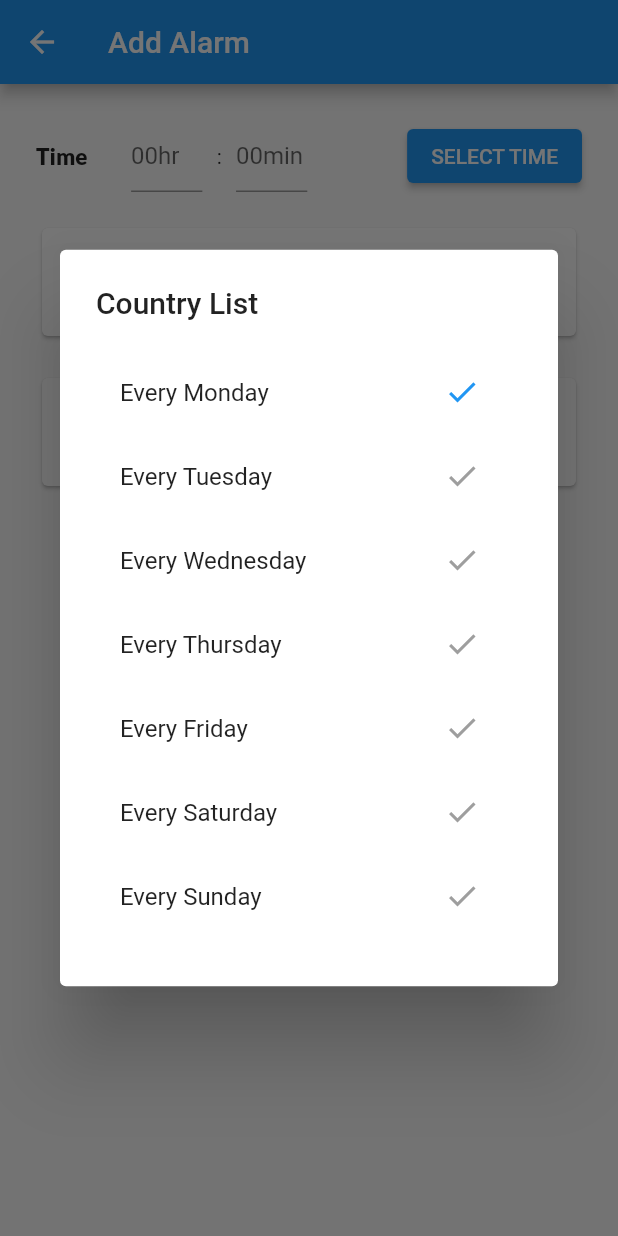
After one commit to TharinduBalasooriya/FutterClockApp, a Flutter app: the AddAlarmform screen opened by its route, after a tap on the "arrow forward ios" icon, on a phone screen of 412 x 824 dp. The commit adds this screen. Run offline on Flutter 3.47's test engine with Material 2 defaults, Android fonts, the light colour scheme and no system bars; our stand-ins replace device_preview, google_fonts; network calls fail.

Commit message:
Add alarm

```diff
--- a/lib/model/alarm_model.dart
+++ b/lib/model/alarm_model.dart
@@ -15,9 +15,10 @@ class Alarm {
   final int minute;
   final String ampm;
   final dynamic days;
+  final String sound;
 
 
-  const Alarm({required this.id, required this. hour, required this.minute, required this.ampm,required this.days});
+  const Alarm({required this.id, required this. hour, required this.minute, required this.ampm,required this.days, required this.sound});
 
   factory Alarm.fromJSON(Map<String, dynamic> data) {
     return Alarm(
@@ -26,6 +27,7 @@ class Alarm {
       minute: data['minute'],
       ampm: data['ampm'],
       days: data['days'],
+      sound: data['sound'],
     );
   }
 }
--- /dev/null
+++ b/lib/pages/alarm_form.dart
@@ -0,0 +1,349 @@
+import 'package:clock_app/model/alarm_model.dart';
+import 'package:flutter/material.dart';
+import 'package:google_fonts/google_fonts.dart';
+
+import '../services/alarm_service.dart';
+
+class AddAlarmform extends StatefulWidget {
+  static const String routeName = '/addAlarm';
+  final AlarmService _alarmService;
+  const AddAlarmform({Key? key})
+      : _alarmService = const AlarmService(),
+        super(key: key);
+
+  @override
+  State<AddAlarmform> createState() => _AddAlarmformState();
+}
+
+class _AddAlarmformState extends State<AddAlarmform> {
+  final GlobalKey<FormState> _formKey = GlobalKey<FormState>();
+  late AlarmService _alarmService;
+  @override
+  void initState() {
+    super.initState();
+    _alarmService = widget._alarmService;
+  }
+
+  final TimeOfDay _time = const TimeOfDay(hour: 7, minute: 15);
+  final hourController = TextEditingController();
+  final minController = TextEditingController();
+
+  List<bool> isSelected = [true, false];
+  int _hr = 00;
+  int _min = 00;
+  String _ampm = 'AM';
+  Map<String, bool> days = {
+    'Monday': true,
+    'Tuesday': false,
+    'Wednesday': false,
+    'Thursday': false,
+    'Friday': false,
+    'Saturday': false,
+    'Sunday': false,
+  };
+
+  Map<String, bool> rigingTones = {
+    'RingingTone1': true,
+    'RinginTone2': false,
+  };
+
+  Future<void> _showTimePicker() async {
+    final TimeOfDay? result =
+        await showTimePicker(context: context, initialTime: TimeOfDay.now());
+    if (result != null) {
+      _ampm = result.hour < 12 ? 'AM' : 'PM';
+      hourController.value = TextEditingValue(
+        text: result.hour.toString(),
+        selection: TextSelection.fromPosition(
+          TextPosition(offset: result.hour.toString().length),
+        ),
+      );
+
+      minController.value = TextEditingValue(
+        text: result.minute.toString(),
+        selection: TextSelection.fromPosition(
+          TextPosition(offset: result.minute.toString().length),
+        ),
+      );
+    }
+  }
+
+  Widget _buildTimeField() {
+    return Row(
+      mainAxisAlignment: MainAxisAlignment.spaceBetween,
+      children: [
+        Flexible(
+          child: Text(
+            "Time",
+            style: GoogleFonts.lato(
+              fontSize: 15,
+              fontWeight: FontWeight.w800,
+            ),
+          ),
+        ),
+        const SizedBox(
+          width: 10,
+        ),
+        Flexible(
+          child: TextFormField(
+            controller: hourController,
+            validator: (text) {
+              return null;
+            },
+            maxLength: 2,
+            decoration:
+                const InputDecoration(counterText: "", hintText: "00hr"),
+            onSaved: (value) {
+              _hr = int.parse(value!);
+            },
+          ),
+        ),
+        const Flexible(
+          child: Text(":"),
+        ),
+        Flexible(
+          child: TextFormField(
+            controller: minController,
+            validator: (text) {
+              return null;
+            },
+            onSaved: (value) {
+              _min = int.parse(value!);
+            },
+            maxLength: 2,
+            decoration:
+                const InputDecoration(counterText: "", hintText: "00min"),
+          ),
+        ),
+        Expanded(child: Container()),
+        ElevatedButton(
+          onPressed: _showTimePicker,
+          child: const Text('SELECT TIME'),
+        ),
+      ],
+    );
+  }
+
+  Widget _buildRepeatPicker() {
+    return Card(
+      child: ListTile(
+        title: const Text("Repeat Days"),
+        subtitle: Text(
+          "Select days to repeat alarm",
+          style: GoogleFonts.lato(
+            fontSize: 15,
+            fontWeight: FontWeight.w800,
+          ),
+        ),
+        trailing: IconButton(
+            onPressed: () async {
+              await _showDaysDialog();
+            },
+            icon: const Icon(Icons.arrow_forward_ios)),
+      ),
+    );
+  }
+
+  Widget _buildSoundPicker() {
+    return Card(
+      child: ListTile(
+        title: const Text("Select sound"),
+        subtitle: const Text("Sound"),
+        trailing: IconButton(
+            onPressed: () async {
+              await _showToneDialog();
+            },
+            icon: const Icon(Icons.arrow_forward_ios)),
+      ),
+    );
+  }
+
+  Future<void> _showDaysDialog() async {
+    Map<String, bool> dialogDays = days;
+    await showDialog(
+        context: context,
+        builder: (BuildContext context) {
+          return AlertDialog(
+            title: const Text('Country List'),
+            content: StatefulBuilder(
+              builder: (context, setState) {
+                return SizedBox(
+                  height: 400.0, // Change as per your requirement
+                  width: 400.0, // Change as per your requirement
+                  child: ListView.builder(
+                    shrinkWrap: true,
+                    itemCount: days.length,
+                    itemBuilder: (BuildContext context, int index) {
+                      return ListTile(
+                        title: Text("Every " + dialogDays.keys.toList()[index]),
+                        trailing: IconButton(
+                          icon: Icon(Icons.check,
+                              color:
+                                  dialogDays[dialogDays.keys.elementAt(index)]!
+                                      ? Colors.blue
+                                      : Colors.grey),
+                          onPressed: () {
+                            setState(() {
+                              (dialogDays.keys.toList()[index]);
+                              var val =
+                                  dialogDays[dialogDays.keys.elementAt(index)];
+                              dialogDays[dialogDays.keys.elementAt(index)] =
+                                  !val!;
+                            });
+                          },
+                        ),
+                      );
+                    },
+                  ),
+                );
+              },
+            ),
+            //content: setupAlertDialoadContainer(),
+          );
+        });
+  }
+
+  Future<void> _showToneDialog() async {
+    //Map<String, bool> dialogTone = days;
+    await showDialog(
+        context: context,
+        builder: (BuildContext context) {
+          return AlertDialog(
+            title: const Text('Country List'),
+            content: StatefulBuilder(
+              builder: (context, setState) {
+                return SizedBox(
+                  height: 400.0, // Change as per your requirement
+                  width: 400.0, // Change as per your requirement
+                  child: ListView.builder(
+                    shrinkWrap: true,
+                    itemCount: rigingTones.length,
+                    itemBuilder: (BuildContext context, int index) {
+                      return ListTile(
+                        title:
+                            Text("Every " + rigingTones.keys.toList()[index]),
+                        trailing: IconButton(
+                          icon: Icon(Icons.check,
+                              color: rigingTones[
+                                      rigingTones.keys.elementAt(index)]!
+                                  ? Colors.blue
+                                  : Colors.grey),
+                          onPressed: () {
+                            setState(() {
+                              rigingTones.updateAll((key, value) => false);
+                              rigingTones[rigingTones.keys.elementAt(index)] =
+                                  true;
+                            });
+                          },
+                        ),
+                      );
+                    },
+                  ),
+                );
+              },
+            ),
+            //content: setupAlertDialoadContainer(),
+          );
+        });
+  }
+
+  @override
+  Widget build(BuildContext context) {
+    return Scaffold(
+      appBar: AppBar(
+        title: const Text("Add Alarm"),
+        actions: [
+          TextButton(
+              onPressed: () async {
+                _formKey.currentState?.save();
+
+                List<String> selectedDays = [];
+                days.forEach((key, value) {
+                  if (value) {
+                    selectedDays.add(key);
+                  }
+                });
+
+                String selectedTone = "";
+                rigingTones.forEach((key, value) {
+                  if (value) {
+                    selectedTone = key;
+                  }
+                });
+
+                Alarm alarm = Alarm(
+                    id: "",
+                    hour: _hr,
+                    minute: _min,
+                    ampm: _ampm,
+                    days: selectedDays,
+                    sound: selectedTone);
+
+                print(alarm.days);
+                Alarm createdAlarm = await _alarmService.createAlarm(alarm);
+                if (createdAlarm != null) {
+                  ScaffoldMessenger.of(context).showSnackBar(
+                    const SnackBar(
+                      content: Text('Alarm created successfully'),
+                    ),
+                  );
+                  Navigator.pop(context);
+                } else {
+                  ScaffoldMessenger.of(context).showSnackBar(
+                    const SnackBar(
+                      content: Text('Error creating alarm'),
+                    ),
+                  );
+                }
+
+                // Future<Alarm> result =
+                //     (await _alarmService.createAlarm(alarm)) as Future<Alarm>;
+                // result.then(
+                //     (value) => ScaffoldMessenger.of(context).showSnackBar(
+                //           const SnackBar(
+                //             content: Text('Alarm created successfully'),
+                //           ),
+                //         ), onError: (e) {
+                //   ScaffoldMessenger.of(context).showSnackBar(
+                //     const SnackBar(
+                //       content: Text('Error creating alarm'),
+                //     ),
+                //   );
+                // });
+
+                //Navigator.pop(context);
+              },
+              child: Text("Save",
+                  style: GoogleFonts.lato(
+                      fontSize: 15, fontWeight: FontWeight.w600))),
+        ],
+      ),
+      body: (SingleChildScrollView(
+          child: Container(
+        margin: const EdgeInsets.all(24.0),
+        child: Form(
+          key: _formKey,
+          child: Column(
+            children: <Widget>[
+              Container(
+                child: _buildTimeField(),
+              ),
+              const SizedBox(
+                height: 20,
+              ),
+              Container(
+                child: _buildRepeatPicker(),
+              ),
+              const SizedBox(
+                height: 20,
+              ),
+              Container(
+                child: _buildSoundPicker(),
+              ),
+            ],
+          ),
+        ),
+      ))),
+    );
+  }
+}
--- a/lib/services/alarm_service.dart
+++ b/lib/services/alarm_service.dart
@@ -29,4 +29,32 @@ class AlarmService {
     }
     return alarms;
   }
+
+//Create Alarm
+  Future<Alarm> createAlarm(Alarm alarm) async {
+    final response = await http.post(
+      Uri.parse('https://clock-app-ctse.herokuapp.com/api/alarms'),
+      headers: <String, String>{
+        'Content-Type': 'application/json; charset=UTF-8',
+      },
+      body: jsonEncode(<String, dynamic>{
+        "hour": alarm.hour,
+        "minute": alarm.minute,
+        "ampm": alarm.ampm,
+        "days": alarm.days,
+        "active": true,
+        "sound": alarm.sound
+      }),
+    );
+
+    if (response.statusCode == 200) {
+      // If the server did return a 201 CREATED response,
+      // then parse the JSON.
+      return Alarm.fromJSON(json.decode(response.body));
+    } else {
+      // If the server did not return a 201 CREATED response,
+      // then throw an exception.
+      throw Exception('Failed to create album.');
+    }
+  }
 }
```
Also changed, not shown: lib/component/alarm_component/single_alarm_component.dart (+75 -7 lines), lib/main.dart (+7 -7 lines), lib/pages/alarm.dart (+6 -4 lines).
